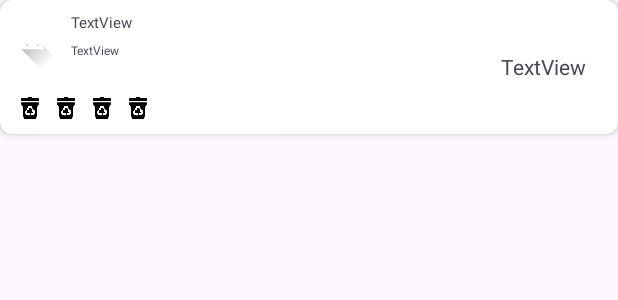
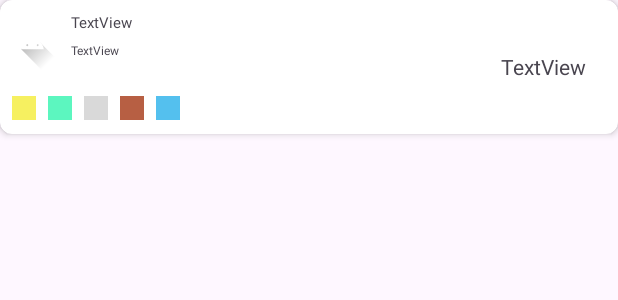
Before and after one commit to ironchan02/EE4213_Group_Project, an Android app: the layout row_search_result.xml on its own in the app's theme, with its tools: preview values and no code run, on a phone screen of 412 x 824 dp. Shown: the top 300 px of the screen. Run offline under Robolectric (Android 15) with nearby library versions, the phone set to English and light mode, and no system bars.

Commit message:
Implemented the bin accepting type icon

```diff
--- /dev/null
+++ b/app/src/main/res/drawable/large_litter_icon.xml
@@ -0,0 +1,10 @@
+<?xml version="1.0" encoding="utf-8"?>
+<vector xmlns:android="http://schemas.android.com/apk/res/android"
+    android:width="108dp"
+    android:height="108dp"
+    android:viewportWidth="108"
+    android:viewportHeight="108">
+    <path
+        android:fillColor="#5cf6bf"
+        android:pathData="M0,0h108v108h-108z" />
+</vector>
--- /dev/null
+++ b/app/src/main/res/drawable/litter_icon.xml
@@ -0,0 +1,10 @@
+<?xml version="1.0" encoding="utf-8"?>
+<vector xmlns:android="http://schemas.android.com/apk/res/android"
+    android:width="108dp"
+    android:height="108dp"
+    android:viewportWidth="108"
+    android:viewportHeight="108">
+    <path
+        android:fillColor="#d9d9d9"
+        android:pathData="M0,0h108v108h-108z" />
+</vector>
--- /dev/null
+++ b/app/src/main/res/drawable/metal_icon.xml
@@ -0,0 +1,10 @@
+<?xml version="1.0" encoding="utf-8"?>
+<vector xmlns:android="http://schemas.android.com/apk/res/android"
+    android:width="108dp"
+    android:height="108dp"
+    android:viewportWidth="108"
+    android:viewportHeight="108">
+    <path
+        android:fillColor="#b75f43"
+        android:pathData="M0,0h108v108h-108z" />
+</vector>
--- /dev/null
+++ b/app/src/main/res/drawable/paper_icon.xml
@@ -0,0 +1,10 @@
+<?xml version="1.0" encoding="utf-8"?>
+<vector xmlns:android="http://schemas.android.com/apk/res/android"
+    android:width="108dp"
+    android:height="108dp"
+    android:viewportWidth="108"
+    android:viewportHeight="108">
+    <path
+        android:fillColor="#54c0ee"
+        android:pathData="M0,0h108v108h-108z" />
+</vector>
--- /dev/null
+++ b/app/src/main/res/drawable/plastic_icon.xml
@@ -0,0 +1,10 @@
+<?xml version="1.0" encoding="utf-8"?>
+<vector xmlns:android="http://schemas.android.com/apk/res/android"
+    android:width="108dp"
+    android:height="108dp"
+    android:viewportWidth="108"
+    android:viewportHeight="108">
+    <path
+        android:fillColor="#f6f060"
+        android:pathData="M0,0h108v108h-108z" />
+</vector>
--- a/app/src/main/res/layout/row_search_result.xml
+++ b/app/src/main/res/layout/row_search_result.xml
@@ -12,6 +12,52 @@
         android:layout_width="match_parent"
         android:layout_height="89dp">
 
+        <LinearLayout
+            android:layout_width="match_parent"
+            android:layout_height="match_parent"
+            android:orientation="horizontal">
+
+            <ImageView
+                android:id="@+id/plasticIcon"
+                android:layout_width="16dp"
+                android:layout_height="16dp"
+                android:layout_marginStart="8dp"
+                android:layout_marginTop="64dp"
+                app:srcCompat="@drawable/plastic_icon" />
+
+            <ImageView
+                android:id="@+id/largeLitterIcon"
+                android:layout_width="16dp"
+                android:layout_height="16dp"
+                android:layout_marginStart="8dp"
+                android:layout_marginTop="64dp"
+                app:srcCompat="@drawable/large_litter_icon" />
+
+            <ImageView
+                android:id="@+id/litterIcon"
+                android:layout_width="16dp"
+                android:layout_height="16dp"
+                android:layout_marginStart="8dp"
+                android:layout_marginTop="64dp"
+                app:srcCompat="@drawable/litter_icon" />
+
+            <ImageView
+                android:id="@+id/metalIcon"
+                android:layout_width="16dp"
+                android:layout_height="16dp"
+                android:layout_marginStart="8dp"
+                android:layout_marginTop="64dp"
+                app:srcCompat="@drawable/metal_icon" />
+
+            <ImageView
+                android:id="@+id/paperIcon"
+                android:layout_width="16dp"
+                android:layout_height="16dp"
+                android:layout_marginStart="8dp"
+                android:layout_marginTop="64dp"
+                app:srcCompat="@drawable/paper_icon" />
+        </LinearLayout>
+
         <ImageView
             android:id="@+id/iconLocation"
             android:layout_width="35dp"
@@ -21,46 +67,6 @@
             app:layout_constraintStart_toStartOf="parent"
             app:layout_constraintTop_toTopOf="parent"
             app:srcCompat="@drawable/ic_launcher_foreground" />
-
-        <ImageView
-            android:id="@+id/imgRecycleType2"
-            android:layout_width="16dp"
-            android:layout_height="16dp"
-            android:layout_marginStart="8dp"
-            android:layout_marginTop="64dp"
-            app:layout_constraintStart_toEndOf="@+id/imgRecycleType1"
-            app:layout_constraintTop_toTopOf="parent"
-            app:srcCompat="@drawable/recycle" />
-
-        <ImageView
-            android:id="@+id/imgRecycleType4"
-            android:layout_width="16dp"
-            android:layout_height="16dp"
-            android:layout_marginStart="8dp"
-            android:layout_marginTop="64dp"
-            app:layout_constraintStart_toEndOf="@+id/imgRecycleType3"
-            app:layout_constraintTop_toTopOf="parent"
-            app:srcCompat="@drawable/recycle" />
-
-        <ImageView
-            android:id="@+id/imgRecycleType3"
-            android:layout_width="16dp"
-            android:layout_height="16dp"
-            android:layout_marginStart="8dp"
-            android:layout_marginTop="64dp"
-            app:layout_constraintStart_toEndOf="@+id/imgRecycleType2"
-            app:layout_constraintTop_toTopOf="parent"
-            app:srcCompat="@drawable/recycle" />
-
-        <ImageView
-            android:id="@+id/imgRecycleType1"
-            android:layout_width="16dp"
-            android:layout_height="16dp"
-            android:layout_marginStart="12dp"
-            android:layout_marginTop="64dp"
-            app:layout_constraintStart_toStartOf="parent"
-            app:layout_constraintTop_toTopOf="parent"
-            app:srcCompat="@drawable/recycle" />
 
         <TextView
             android:id="@+id/textLocationName"
```
Also changed, not shown: app/src/main/java/com/iron/ee4213/Group/Adapter/BinMarkerEntityAdapter.java (+14 -2 lines), app/src/main/java/com/iron/ee4213/Group/Controller/MapFragment.java (+6 -6 lines), app/src/main/java/com/iron/ee4213/Group/Entity/BinMarkerEntity.java (+24 -3 lines).
